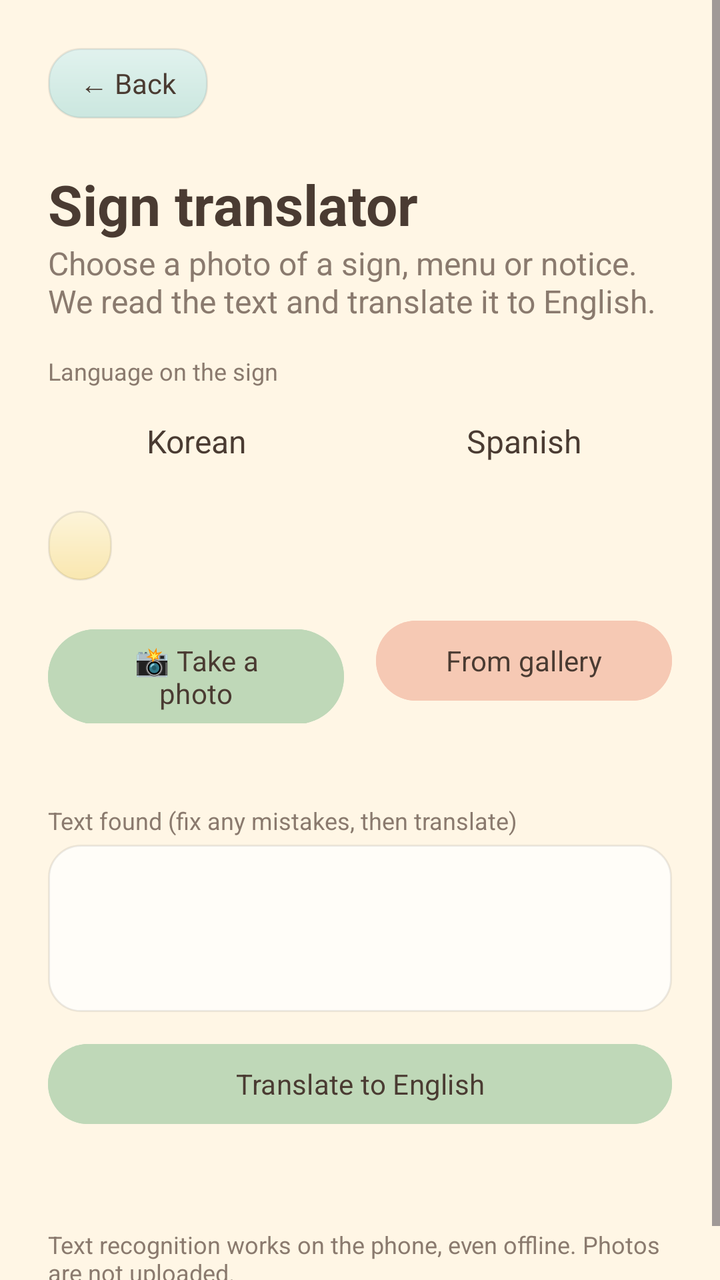
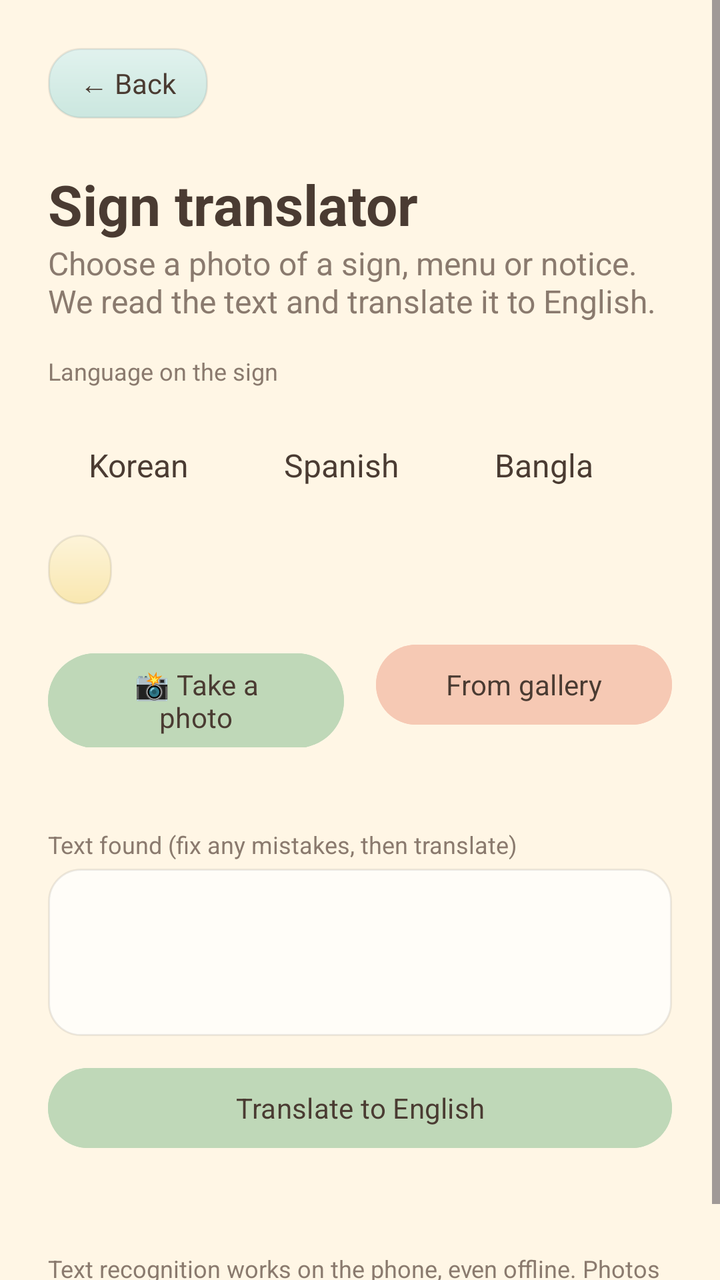

Compare the two renders of this Android layout. The source of the first and the diff that turns it into the second are given below.
<!-- AndroidManifest.xml: application theme Theme.LinguaPath -->
<!-- res/layout/activity_sign_translate.xml -->
<?xml version="1.0" encoding="utf-8"?>
<ScrollView
    xmlns:android="http://schemas.android.com/apk/res/android"
    android:layout_width="match_parent"
    android:layout_height="match_parent"
    android:background="@color/cream"
    android:fillViewport="true"
    android:fitsSystemWindows="true">

    <LinearLayout
        android:layout_width="match_parent"
        android:layout_height="wrap_content"
        android:orientation="vertical"
        android:padding="24dp">

        <TextView
            android:id="@+id/buttonBack"
            android:layout_width="wrap_content"
            android:layout_height="wrap_content"
            android:background="@drawable/bg_card_sage"
            android:clickable="true"
            android:focusable="true"
            android:paddingStart="16dp"
            android:paddingTop="8dp"
            android:paddingEnd="16dp"
            android:paddingBottom="8dp"
            android:text="@string/back"
            android:textColor="@color/ink"
            android:textSize="14sp" />

        <TextView
            android:layout_width="wrap_content"
            android:layout_height="wrap_content"
            android:layout_marginTop="24dp"
            android:text="@string/sign_title"
            android:textColor="@color/ink"
            android:textSize="28sp"
            android:textStyle="bold" />

        <TextView
            android:layout_width="wrap_content"
            android:layout_height="wrap_content"
            android:text="@string/sign_subtitle"
            android:textColor="@color/ink_soft"
            android:textSize="16sp" />

        <TextView
            android:id="@+id/textLangLabel"
            android:layout_width="wrap_content"
            android:layout_height="wrap_content"
            android:layout_marginTop="16dp"
            android:text="@string/sign_language_label"
            android:textColor="@color/ink_soft"
            android:textSize="12sp" />

        <LinearLayout
            android:layout_width="match_parent"
            android:layout_height="wrap_content"
            android:layout_marginTop="4dp"
            android:orientation="horizontal">

            <TextView
                android:id="@+id/chipKorean"
                android:layout_width="0dp"
                android:layout_height="wrap_content"
                android:layout_marginEnd="8dp"
                android:layout_weight="1"
                android:clickable="true"
                android:focusable="true"
                android:gravity="center"
                android:paddingTop="12dp"
                android:paddingBottom="12dp"
                android:text="@string/lang_korean"
                android:textColor="@color/ink"
                android:textSize="16sp" />

            <TextView
                android:id="@+id/chipSpanish"
                android:layout_width="0dp"
                android:layout_height="wrap_content"
                android:layout_marginStart="8dp"
                android:layout_weight="1"
                android:clickable="true"
                android:focusable="true"
                android:gravity="center"
                android:paddingTop="12dp"
                android:paddingBottom="12dp"
                android:text="@string/lang_spanish"
                android:textColor="@color/ink"
                android:textSize="16sp" />
        </LinearLayout>
        <TextView
            android:id="@+id/buttonSwap"
            android:layout_width="wrap_content"
            android:layout_height="wrap_content"
            android:layout_marginTop="12dp"
            android:background="@drawable/bg_card_butter"
            android:clickable="true"
            android:focusable="true"
            android:paddingStart="16dp"
            android:paddingTop="8dp"
            android:paddingEnd="16dp"
            android:paddingBottom="8dp"
            android:textColor="@color/ink"
            android:textSize="14sp" />
        <LinearLayout
            android:layout_width="match_parent"
            android:layout_height="wrap_content"
            android:layout_marginTop="16dp"
            android:orientation="horizontal">

            <Button
                android:id="@+id/buttonTakePhoto"
                android:layout_width="0dp"
                android:layout_height="wrap_content"
                android:layout_marginEnd="8dp"
                android:layout_weight="1"
                android:backgroundTint="@color/sage"
                android:text="@string/sign_take_photo"
                android:textColor="@color/ink" />

            <Button
                android:id="@+id/buttonChoosePhoto"
                android:layout_width="0dp"
                android:layout_height="wrap_content"
                android:layout_marginStart="8dp"
                android:layout_weight="1"
                android:backgroundTint="@color/peach"
                android:text="@string/sign_choose_photo"
                android:textColor="@color/ink" />
        </LinearLayout>

        <TextView
            android:id="@+id/textPhotoInfo"
            android:layout_width="wrap_content"
            android:layout_height="wrap_content"
            android:layout_marginTop="8dp"
            android:textColor="@color/ink_soft"
            android:textSize="12sp" />

        <ImageView
            android:id="@+id/imageSign"
            android:layout_width="match_parent"
            android:layout_height="200dp"
            android:layout_marginTop="8dp"
            android:background="@drawable/bg_word_card"
            android:contentDescription="@string/sign_title"
            android:padding="8dp"
            android:scaleType="centerInside"
            android:visibility="gone" />

        <ProgressBar
            android:id="@+id/progressSign"
            android:layout_width="32dp"
            android:layout_height="32dp"
            android:layout_gravity="center_horizontal"
            android:layout_marginTop="12dp"
            android:visibility="gone" />

        <TextView
            android:layout_width="wrap_content"
            android:layout_height="wrap_content"
            android:layout_marginTop="16dp"
            android:text="@string/sign_text_label"
            android:textColor="@color/ink_soft"
            android:textSize="12sp" />

        <EditText
            android:id="@+id/editRecognized"
            android:layout_width="match_parent"
            android:layout_height="wrap_content"
            android:layout_marginTop="4dp"
            android:background="@drawable/bg_word_card"
            android:gravity="top"
            android:inputType="textMultiLine"
            android:minLines="3"
            android:padding="12dp"
            android:textColor="@color/ink"
            android:textSize="16sp" />

        <Button
            android:id="@+id/buttonTranslate"
            android:layout_width="match_parent"
            android:layout_height="wrap_content"
            android:layout_marginTop="12dp"
            android:backgroundTint="@color/sage"
            android:text="@string/sign_translate"
            android:textColor="@color/ink" />

        <TextView
            android:id="@+id/textMessage"
            android:layout_width="match_parent"
            android:layout_height="wrap_content"
            android:layout_marginTop="12dp"
            android:minHeight="20dp"
            android:textColor="@color/error"
            android:textSize="14sp" />

        <LinearLayout
            android:id="@+id/cardResult"
            android:layout_width="match_parent"
            android:layout_height="wrap_content"
            android:layout_marginTop="4dp"
            android:background="@drawable/bg_word_card"
            android:elevation="4dp"
            android:orientation="vertical"
            android:padding="16dp"
            android:visibility="gone">

            <TextView
                android:id="@+id/textResultLabel"
                android:layout_width="wrap_content"
                android:layout_height="wrap_content"
                android:text="@string/sign_result_label"
                android:textColor="@color/ink_soft"
                android:textSize="12sp" />

            <TextView
                android:id="@+id/textResult"
                android:layout_width="match_parent"
                android:layout_height="wrap_content"
                android:textColor="@color/ink"
                android:textIsSelectable="true"
                android:textSize="22sp"
                android:textStyle="bold" />

            <TextView
                android:id="@+id/textResultSource"
                android:layout_width="wrap_content"
                android:layout_height="wrap_content"
                android:layout_marginTop="4dp"
                android:textColor="@color/ink_soft"
                android:textSize="12sp" />
        </LinearLayout>

        <TextView
            android:layout_width="wrap_content"
            android:layout_height="wrap_content"
            android:layout_marginTop="16dp"
            android:text="@string/sign_note"
            android:textColor="@color/ink_soft"
            android:textSize="12sp" />
    </LinearLayout>
</ScrollView>
<!-- resources referenced by this layout -->
<resources>
  <color name="cream">#FFF6E5</color>
  <color name="error">#B3402A</color>
  <color name="ink">#4A3B32</color>
  <color name="ink_soft">#8A7A6E</color>
  <color name="peach">#F6C9B4</color>
  <color name="sage">#BFD8B8</color>
  <!-- drawable bg_card_butter (drawable) -->
  <?xml version="1.0" encoding="utf-8"?>
  <shape xmlns:android="http://schemas.android.com/apk/res/android"
      android:shape="rectangle">
      <gradient
          android:angle="270"
          android:endColor="#F9E7B0"
          android:startColor="#FDF4D9" />
      <corners android:radius="16dp" />
      <stroke
          android:width="1dp"
          android:color="#14000000" />
  </shape>
  <!-- drawable bg_card_sage (drawable) -->
  <?xml version="1.0" encoding="utf-8"?>
  <shape xmlns:android="http://schemas.android.com/apk/res/android"
      android:shape="rectangle">
      <gradient
          android:angle="270"
          android:endColor="#CBE7DF"
          android:startColor="#E1F2EE" />
      <corners android:radius="16dp" />
      <stroke
          android:width="1dp"
          android:color="#14000000" />
  </shape>
  <!-- drawable bg_word_card (drawable) -->
  <?xml version="1.0" encoding="utf-8"?>
  <shape xmlns:android="http://schemas.android.com/apk/res/android"
      android:shape="rectangle">
      <solid android:color="@color/card" />
      <corners android:radius="16dp" />
      <stroke
          android:width="1dp"
          android:color="#14000000" />
  </shape>
  <string name="back">← Back</string>
  <string name="lang_korean">Korean</string>
  <string name="lang_spanish">Spanish</string>
  <string name="sign_choose_photo">From gallery</string>
  <string name="sign_language_label">Language on the sign</string>
  <string name="sign_note">Text recognition works on the phone, even offline. Photos are not uploaded.</string>
  <string name="sign_result_label">In English</string>
  <string name="sign_subtitle">Choose a photo of a sign, menu or notice. We read the text and translate it to English.</string>
  <string name="sign_take_photo">📸 Take a photo</string>
  <string name="sign_text_label">Text found (fix any mistakes, then translate)</string>
  <string name="sign_title">Sign translator</string>
  <string name="sign_translate">Translate to English</string>
  <style name="Theme.LinguaPath" parent="Base.Theme.LinguaPath" />
  <color name="card">#FFFDF8</color>
  <style name="Base.Theme.LinguaPath" parent="Theme.Material3.Light.NoActionBar">
          <item name="colorPrimary">@color/primary</item>
          <item name="colorOnPrimary">@color/card</item>
          <item name="colorSecondary">@color/accent</item>
          <item name="android:windowBackground">@color/cream</item>
          <item name="android:fontFamily">sans-serif</item>
          <item name="android:textColorPrimary">@color/ink</item>
          <item name="android:windowLightStatusBar">true</item>
          
          
      </style>
  <color name="primary">#7BA881</color>
  <color name="accent">#E9A07A</color>
</resources>

<!-- the commit's change to res/layout/activity_sign_translate.xml (unified diff, before → after) -->
@@ -53,42 +53,39 @@
             android:textColor="@color/ink_soft"
             android:textSize="12sp" />
 
-        <LinearLayout
-            android:layout_width="match_parent"
-            android:layout_height="wrap_content"
-            android:layout_marginTop="4dp"
-            android:orientation="horizontal">
-
-            <TextView
-                android:id="@+id/chipKorean"
-                android:layout_width="0dp"
-                android:layout_height="wrap_content"
-                android:layout_marginEnd="8dp"
-                android:layout_weight="1"
-                android:clickable="true"
-                android:focusable="true"
-                android:gravity="center"
-                android:paddingTop="12dp"
-                android:paddingBottom="12dp"
-                android:text="@string/lang_korean"
-                android:textColor="@color/ink"
-                android:textSize="16sp" />
-
-            <TextView
-                android:id="@+id/chipSpanish"
-                android:layout_width="0dp"
-                android:layout_height="wrap_content"
-                android:layout_marginStart="8dp"
-                android:layout_weight="1"
-                android:clickable="true"
-                android:focusable="true"
-                android:gravity="center"
-                android:paddingTop="12dp"
-                android:paddingBottom="12dp"
-                android:text="@string/lang_spanish"
-                android:textColor="@color/ink"
-                android:textSize="16sp" />
-        </LinearLayout>
+        <HorizontalScrollView
+            android:layout_width="match_parent"
+            android:layout_height="wrap_content"
+            android:layout_marginTop="16dp"
+            android:scrollbars="none">
+
+            <LinearLayout
+                android:layout_width="wrap_content"
+                android:layout_height="wrap_content"
+                android:orientation="horizontal">
+
+                <TextView
+                    android:id="@+id/chipKorean"
+                    style="@style/ChipLabel"
+                    android:text="@string/lang_korean" />
+                <TextView
+                    android:id="@+id/chipSpanish"
+                    style="@style/ChipLabel"
+                    android:text="@string/lang_spanish" />
+                <TextView
+                    android:id="@+id/chipBangla"
+                    style="@style/ChipLabel"
+                    android:text="@string/lang_bangla" />
+                <TextView
+                    android:id="@+id/chipJapanese"
+                    style="@style/ChipLabel"
+                    android:text="@string/lang_japanese" />
+                <TextView
+                    android:id="@+id/chipFrench"
+                    style="@style/ChipLabel"
+                    android:text="@string/lang_french" />
+            </LinearLayout>
+        </HorizontalScrollView>
         <TextView
             android:id="@+id/buttonSwap"
             android:layout_width="wrap_content"
<!-- resource entries referenced after the edit -->
@@ -43,6 +43,9 @@
           android:color="#14000000" />
   </shape>
   <string name="back">← Back</string>
+  <string name="lang_bangla">Bangla</string>
+  <string name="lang_french">French</string>
+  <string name="lang_japanese">Japanese</string>
   <string name="lang_korean">Korean</string>
   <string name="lang_spanish">Spanish</string>
   <string name="sign_choose_photo">From gallery</string>
@@ -54,6 +57,20 @@
   <string name="sign_text_label">Text found (fix any mistakes, then translate)</string>
   <string name="sign_title">Sign translator</string>
   <string name="sign_translate">Translate to English</string>
+  <style name="ChipLabel">
+          <item name="android:layout_width">wrap_content</item>
+          <item name="android:layout_height">wrap_content</item>
+          <item name="android:layout_marginEnd">8dp</item>
+          <item name="android:clickable">true</item>
+          <item name="android:focusable">true</item>
+          <item name="android:gravity">center</item>
+          <item name="android:paddingStart">20dp</item>
+          <item name="android:paddingEnd">20dp</item>
+          <item name="android:paddingTop">12dp</item>
+          <item name="android:paddingBottom">12dp</item>
+          <item name="android:textColor">@color/ink</item>
+          <item name="android:textSize">16sp</item>
+      </style>
   <style name="Theme.LinguaPath" parent="Base.Theme.LinguaPath" />
   <color name="card">#FFFDF8</color>
   <style name="Base.Theme.LinguaPath" parent="Theme.Material3.Light.NoActionBar">
